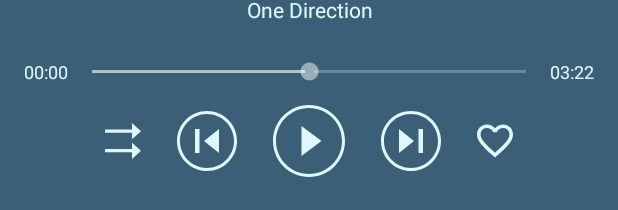
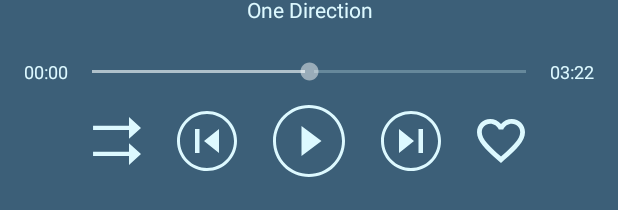
Before and after one commit to Gark/bassblog_kotlin, an Android app: the layout play_music_fragmnet.xml on its own in the app's theme, with its tools: preview values and no code run, on a phone screen of 412 x 824 dp. Shown: the part 1023-1233 px from the top of the screen. Run offline under Robolectric (Android 15) with nearby library versions, the phone set to English and light mode, and no system bars.

Commit message:
small improvements

```diff
--- a/app/src/main/java/pixel/kotlin/bassblog/service/IPlayback.kt
+++ b/app/src/main/java/pixel/kotlin/bassblog/service/IPlayback.kt
@@ -1,7 +1,6 @@
 package pixel.kotlin.bassblog.service
 
 import android.database.Cursor
-import pixel.kotlin.bassblog.player.PlayMode
 import pixel.kotlin.bassblog.storage.BlogPost
 
 interface IPlayback {
--- a/app/src/main/java/pixel/kotlin/bassblog/ui/PlayerFragment.kt
+++ b/app/src/main/java/pixel/kotlin/bassblog/ui/PlayerFragment.kt
@@ -6,6 +6,7 @@ import android.view.LayoutInflater
 import android.view.View
 import android.view.ViewGroup
 import android.widget.SeekBar
+import android.widget.Toast
 import com.squareup.picasso.Picasso
 import kotlinx.android.synthetic.main.play_music_fragmnet.*
 import pixel.kotlin.bassblog.R
@@ -115,7 +116,7 @@ class PlayerFragment : BinderFragment(), SeekBar.OnSeekBarChangeListener {
     }
 
     override fun onPlayStatusChanged(isPlaying: Boolean) {
-        if (!isAdded || !isInLayout || !isVisible) return
+        if (activity == null) return
 
         updatePlayToggle(isPlaying)
         updateSongData()
--- a/app/src/main/res/drawable/ic_favorite_no.xml
+++ b/app/src/main/res/drawable/ic_favorite_no.xml
@@ -1,8 +1,8 @@
 <?xml version="1.0" encoding="utf-8"?>
 <vector xmlns:android="http://schemas.android.com/apk/res/android"
 
-    android:width="24dp"
-    android:height="24dp"
+    android:width="32dp"
+    android:height="32dp"
     android:viewportHeight="24"
     android:viewportWidth="24">
 
--- a/app/src/main/res/drawable/ic_play_mode_list.xml
+++ b/app/src/main/res/drawable/ic_play_mode_list.xml
@@ -1,7 +1,7 @@
 <?xml version="1.0" encoding="utf-8"?>
 <vector xmlns:android="http://schemas.android.com/apk/res/android"
-    android:width="24dp"
-    android:height="24dp"
+    android:width="32dp"
+    android:height="32dp"
     android:viewportHeight="24"
     android:viewportWidth="24">
 
--- a/app/src/main/res/drawable/ic_play_mode_shuffle.xml
+++ b/app/src/main/res/drawable/ic_play_mode_shuffle.xml
@@ -1,7 +1,7 @@
 <?xml version="1.0" encoding="utf-8"?>
 <vector xmlns:android="http://schemas.android.com/apk/res/android"
-    android:width="24dp"
-    android:height="24dp"
+    android:width="32dp"
+    android:height="32dp"
     android:viewportHeight="24"
     android:viewportWidth="24">
 
--- a/app/src/main/res/drawable/ic_play_mode_single.xml
+++ b/app/src/main/res/drawable/ic_play_mode_single.xml
@@ -1,7 +1,7 @@
 <?xml version="1.0" encoding="utf-8"?>
 <vector xmlns:android="http://schemas.android.com/apk/res/android"
-        android:width="24dp"
-        android:height="24dp"
+        android:width="32dp"
+        android:height="32dp"
         android:viewportWidth="24"
         android:viewportHeight="24">
 
--- a/app/src/main/res/layout/play_music_fragmnet.xml
+++ b/app/src/main/res/layout/play_music_fragmnet.xml
@@ -102,6 +102,7 @@
             android:layout_height="wrap_content"
             android:layout_weight="1"
             android:max="100"
+            android:padding="10dp"
             tools:progress="50"
             tools:secondaryProgress="75" />
 
```
Also changed, not shown: app/src/main/java/pixel/kotlin/bassblog/player/PlayMode.java (deleted, +0 -35 lines), app/src/main/java/pixel/kotlin/bassblog/service/PlaybackService.kt (+10 -8 lines).
